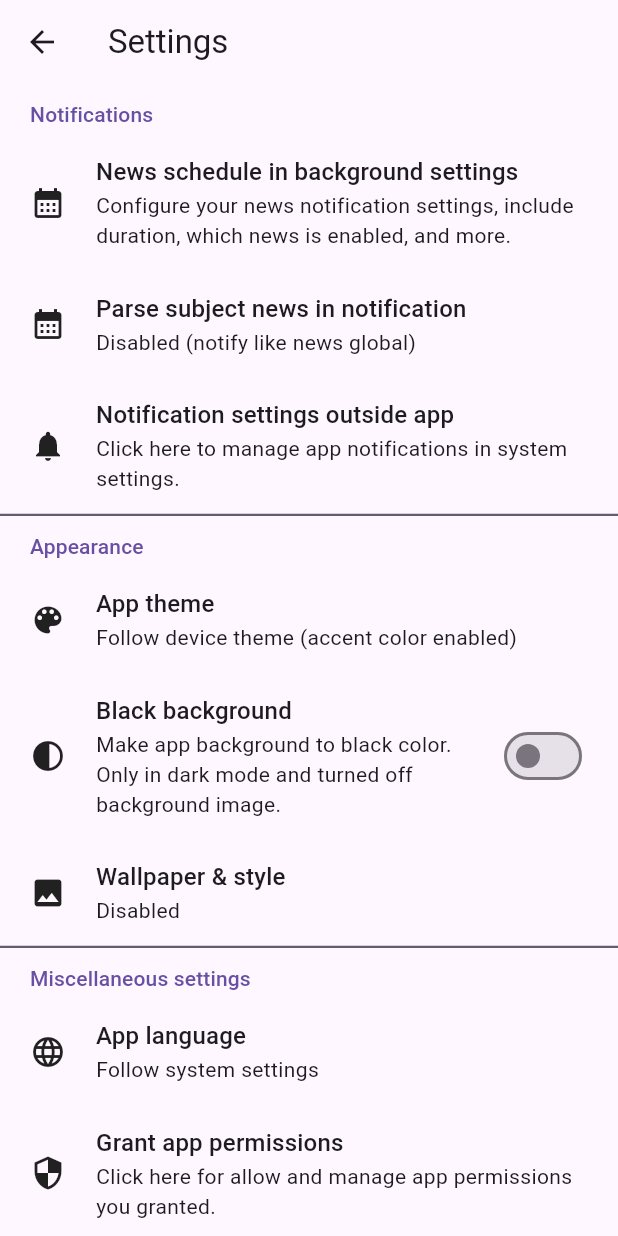
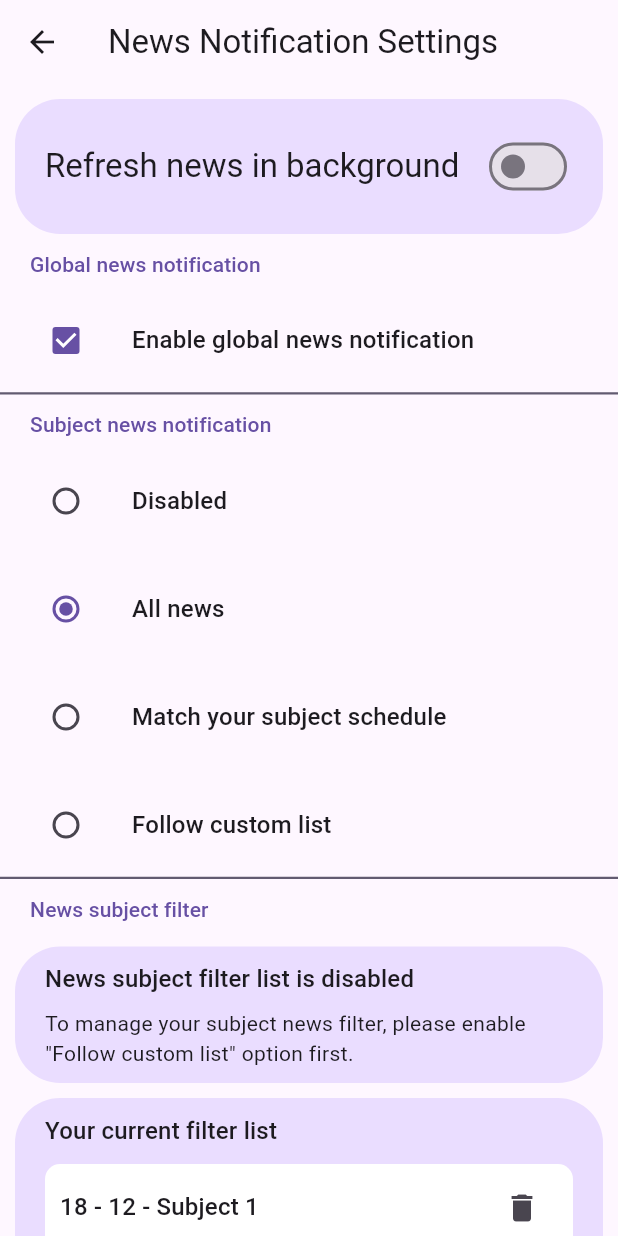
Before and after one commit to ZoeMeow1027/dutschedule-flutter, a Flutter app: the SettingsView screen opened directly, after a tap on "News schedule in background settings", on a phone screen of 412 x 824 dp. Run offline on Flutter 3.47's test engine with Material 3 defaults, Android fonts, the phone set to English and light mode, and no system bars; drawn by our look-alikes of dynamic_color; our stand-ins replace package_info_plus; missing offline and left inert: dutwrapper.

Commit message:
Minor updates
- Add news notification settings UI (not functional yet).

```diff
--- a/lib/ui/components/list_view_option_item.dart
+++ b/lib/ui/components/list_view_option_item.dart
@@ -10,10 +10,12 @@ class ListViewOptionItem extends StatelessWidget {
     this.leading,
     this.trailing,
     this.onClick,
+    this.contentPadding = const EdgeInsets.only(top: 12, bottom: 12, left: 20, right: 20),
   });
 
   final String title;
   final String? description;
+  final EdgeInsets contentPadding;
   final Widget? leading;
   final Widget? trailing;
   final Function()? onClick;
@@ -22,7 +24,7 @@ class ListViewOptionItem extends StatelessWidget {
   Widget build(BuildContext context) {
     return OptionItem(
       title: title,
-      paddingInside: const EdgeInsets.only(top: 12, bottom: 15, left: 20, right: 20),
+      paddingInside: contentPadding,
       description: description,
       leading: leading,
       trailing: trailing,
--- a/lib/ui/components/option_item.dart
+++ b/lib/ui/components/option_item.dart
@@ -8,15 +8,19 @@ class OptionItem extends StatelessWidget {
     this.description,
     this.leading,
     this.trailing,
+    this.color,
     this.onClick,
+    this.roundSize = 0,
   });
 
+  final Color? color;
   final EdgeInsets paddingInside;
   final String title;
   final String? description;
   final Widget? leading;
   final Widget? trailing;
   final Function()? onClick;
+  final double roundSize;
 
   @override
   Widget build(BuildContext context) {
@@ -26,6 +30,10 @@ class OptionItem extends StatelessWidget {
         onTap: () => onClick?.call(),
         child: Container(
           padding: paddingInside,
+          decoration: BoxDecoration(
+            color: color,
+            borderRadius: BorderRadius.circular(roundSize),
+          ),
           alignment: Alignment.centerLeft,
           child: Row(
             mainAxisAlignment: MainAxisAlignment.spaceAround,
--- a/lib/ui/components/switch_with_surface.dart
+++ b/lib/ui/components/switch_with_surface.dart
@@ -35,8 +35,8 @@ class SwitchWithSurface extends StatelessWidget {
           width: width,
           decoration: BoxDecoration(
             color: isEnabled
-                ? Theme.of(context).buttonTheme.colorScheme?.onPrimary
-                : Theme.of(context).buttonTheme.colorScheme?.onSecondary,
+                ? Theme.of(context).buttonTheme.colorScheme?.primaryContainer
+                : Theme.of(context).buttonTheme.colorScheme?.secondaryContainer,
             borderRadius: BorderRadius.circular(30.0),
           ),
           alignment: Alignment.center,
--- /dev/null
+++ b/lib/ui/view_settings/news_notifications_settings_view.dart
@@ -0,0 +1,235 @@
+import 'package:dutschedule/model/news_background_subject_type.dart';
+import 'package:flutter/material.dart';
+import 'package:provider/provider.dart';
+
+import '../../utils/app_localizations.dart';
+import '../../utils/string_utils.dart';
+import '../../viewmodel/settings_instance.dart';
+import '../components/list_view_option_item.dart';
+import '../components/listview_group_item.dart';
+import '../components/option_item.dart';
+import '../components/switch_with_surface.dart';
+
+class NewsNotificationsSettingsView extends StatelessWidget {
+  const NewsNotificationsSettingsView({super.key});
+
+  @override
+  Widget build(BuildContext context) {
+    final settingsInstance = Provider.of<SettingsInstance>(context);
+
+    return Scaffold(
+      appBar: AppBar(
+        backgroundColor: Colors.transparent,
+        surfaceTintColor: Colors.transparent,
+        elevation: 0,
+        title: Text(AppLocalizations.of(context).translate("settings_newsnotify_title")),
+      ),
+      body: SingleChildScrollView(
+        child: Column(
+          children: [
+            SwitchWithSurface(
+              padding: EdgeInsets.only(left: 10, right: 10, top: 10),
+              title: AppLocalizations.of(context).translate("settings_newsnotify_fetchnewsinbackground"),
+              value: settingsInstance.newsBackgroundDuration > 0,
+              isEnabled: true,
+              onClick: (changedValue) {
+                if (changedValue) {
+                  settingsInstance.newsBackgroundDuration = 60;
+                } else {
+                  settingsInstance.newsBackgroundDuration = 0;
+                }
+              },
+            ),
+            ListViewGroupItem(
+              padding: const EdgeInsets.only(top: 10),
+              title: AppLocalizations.of(context).translate("settings_newsnotify_newsglobal_title"),
+              dividerOnBottom: true,
+              children: [
+                ListViewOptionItem(
+                  title: AppLocalizations.of(context).translate("settings_newsnotify_newsglobal_enable"),
+                  leading: Checkbox(
+                    value: settingsInstance.newsBackgroundGlobalEnabled,
+                    onChanged: (value) {
+                      settingsInstance.newsBackgroundGlobalEnabled = !settingsInstance.newsBackgroundGlobalEnabled;
+                    },
+                  ),
+                  onClick: () {
+                    settingsInstance.newsBackgroundGlobalEnabled = !settingsInstance.newsBackgroundGlobalEnabled;
+                  },
+                ),
+              ],
+            ),
+            ListViewGroupItem(
+              padding: const EdgeInsets.only(top: 10),
+              title: AppLocalizations.of(context).translate("settings_newsnotify_newssubject_title"),
+              dividerOnBottom: true,
+              children: [
+                ListViewOptionItem(
+                  title: AppLocalizations.of(context).translate("settings_newsnotify_newssubject_disabled"),
+                  leading: Radio(
+                    value: NewsBackgroundSubjectType.none,
+                    groupValue: settingsInstance.newsBackgroundSubjectEnabled,
+                    onChanged: (value) {
+                      settingsInstance.newsBackgroundSubjectEnabled = NewsBackgroundSubjectType.none;
+                    },
+                  ),
+                  onClick: () {
+                    settingsInstance.newsBackgroundSubjectEnabled = NewsBackgroundSubjectType.none;
+                  },
+                ),
+                ListViewOptionItem(
+                  title: AppLocalizations.of(context).translate("settings_newsnotify_newssubject_all"),
+                  leading: Radio(
+                    value: NewsBackgroundSubjectType.allNews,
+                    groupValue: settingsInstance.newsBackgroundSubjectEnabled,
+                    onChanged: (value) {
+                      settingsInstance.newsBackgroundSubjectEnabled = NewsBackgroundSubjectType.allNews;
+                    },
+                  ),
+                  onClick: () {
+                    settingsInstance.newsBackgroundSubjectEnabled = NewsBackgroundSubjectType.allNews;
+                  },
+                ),
+                ListViewOptionItem(
+                  title: AppLocalizations.of(context).translate("settings_newsnotify_newssubject_matchsubsch"),
+                  leading: Radio(
+                    value: NewsBackgroundSubjectType.yourSchedule,
+                    groupValue: settingsInstance.newsBackgroundSubjectEnabled,
+                    onChanged: (value) {
+                      settingsInstance.newsBackgroundSubjectEnabled = NewsBackgroundSubjectType.yourSchedule;
+                    },
+                  ),
+                  onClick: () {
+                    settingsInstance.newsBackgroundSubjectEnabled = NewsBackgroundSubjectType.yourSchedule;
+                  },
+                ),
+                ListViewOptionItem(
+                  title: AppLocalizations.of(context).translate("settings_newsnotify_newssubject_matchfilter"),
+                  leading: Radio(
+                    value: NewsBackgroundSubjectType.yourFilterList,
+                    groupValue: settingsInstance.newsBackgroundSubjectEnabled,
+                    onChanged: (value) {
+                      settingsInstance.newsBackgroundSubjectEnabled = NewsBackgroundSubjectType.yourFilterList;
+                    },
+                  ),
+                  onClick: () {
+                    settingsInstance.newsBackgroundSubjectEnabled = NewsBackgroundSubjectType.yourFilterList;
+                  },
+                ),
+              ],
+            ),
+            ListViewGroupItem(
+              padding: const EdgeInsets.only(top: 10),
+              title: AppLocalizations.of(context).translate("settings_newsnotify_newsfilter_title"),
+              dividerOnBottom: false,
+              children: [
+                if (settingsInstance.newsBackgroundSubjectEnabled != NewsBackgroundSubjectType.yourFilterList)
+                  Padding(
+                    padding: const EdgeInsets.only(left: 10, right: 10, top: 10),
+                    child: Container(
+                      width: double.infinity,
+                      padding: EdgeInsets.symmetric(horizontal: 20, vertical: 10),
+                      decoration: BoxDecoration(
+                        color: Theme.of(context).buttonTheme.colorScheme?.primaryContainer,
+                        borderRadius: BorderRadius.circular(30.0),
+                      ),
+                      child: Column(
+                        crossAxisAlignment: CrossAxisAlignment.start,
+                        children: [
+                          Padding(
+                            padding: EdgeInsets.only(bottom: 7),
+                            child: Text(
+                              AppLocalizations.of(context)
+                                  .translate("settings_newsnotify_newsfilter_disabledwarning_title"),
+                              style: Theme.of(context).textTheme.titleMedium,
+                            ),
+                          ),
+                          Text(
+                            AppLocalizations.of(context)
+                                .translate("settings_newsnotify_newsfilter_disabledwarning_description"),
+                          ),
+                        ],
+                      ),
+                    ),
+                  ),
+                Padding(
+                  padding: const EdgeInsets.only(left: 10, right: 10, top: 10),
+                  child: Container(
+                    width: double.infinity,
+                    padding: EdgeInsets.symmetric(horizontal: 20, vertical: 10),
+                    decoration: BoxDecoration(
+                      color: Theme.of(context).buttonTheme.colorScheme?.primaryContainer,
+                      borderRadius: BorderRadius.circular(30.0),
+                    ),
+                    child: Column(
+                      crossAxisAlignment: CrossAxisAlignment.start,
+                      children: [
+                        Padding(
+                          padding: EdgeInsets.only(bottom: 7),
+                          child: Text(
+                            AppLocalizations.of(context).translate("settings_newsnotify_newsfilter_list_title"),
+                            style: Theme.of(context).textTheme.titleMedium,
+                          ),
+                        ),
+                        if (settingsInstance.newsBackgroundFilterList.isEmpty)
+                          Text(
+                            AppLocalizations.of(context).translate("settings_newsnotify_newsfilter_list_nofilters"),
+                          ),
+                        Column(
+                          children: settingsInstance.newsBackgroundFilterList.map((filter) {
+                            return Padding(
+                              padding: EdgeInsets.symmetric(vertical: 3),
+                              child: OptionItem(
+                                roundSize: 10,
+                                color: Theme.of(context).colorScheme.onPrimary,
+                                paddingInside: EdgeInsets.symmetric(vertical: 5, horizontal: 10),
+                                title: StringUtils.formatString(
+                                  "{0} - {1} - {2}",
+                                  [filter.studentYearId, filter.classId, filter.subjectName],
+                                ),
+                                trailing: IconButton(
+                                  onPressed: () {
+                                    // TODO: Show a message before deleting a item
+                                    settingsInstance.removeNewsBackgroundFilter(filter);
+                                  },
+                                  icon: Icon(Icons.delete),
+                                ),
+                              ),
+                            );
+                          }).toList(),
+                        ),
+                        Padding(
+                          padding: EdgeInsets.symmetric(vertical: 3),
+                          child: OptionItem(
+                            roundSize: 10,
+                            paddingInside: EdgeInsets.only(left: 10, right: 10, top: 10),
+                            title: AppLocalizations.of(context).translate("settings_newsnotify_newsfilter_add"),
+                            leading: Icon(Icons.add),
+                          ),
+                        ),
+                        Padding(
+                          padding: EdgeInsets.symmetric(vertical: 3),
+                          child: OptionItem(
+                            roundSize: 10,
+                            paddingInside: EdgeInsets.only(left: 10, right: 10, top: 10),
+                            title: AppLocalizations.of(context).translate("settings_newsnotify_newsfilter_deleteall"),
+                            leading: Icon(Icons.delete),
+                            onClick: () {
+                              // TODO: Show a message before deleting all items
+                              settingsInstance.removeAllNewsBackgroundFilters();
+                            },
+                          ),
+                        ),
+                      ],
+                    ),
+                  ),
+                ),
+              ],
+            ),
+            Padding(padding: EdgeInsets.only(bottom: 10)),
+          ],
+        ),
+      ),
+    );
+  }
+}
--- a/lib/ui/view_settings/settings_view.dart
+++ b/lib/ui/view_settings/settings_view.dart
@@ -14,6 +14,7 @@ import '../components/widget_settings/theme_mode_dialog.dart';
 import 'about_view.dart';
 import 'experiment_settings_view.dart';
 import 'languages_view.dart';
+import 'news_notifications_settings_view.dart';
 import 'parse_news_subject_notifications_view.dart';
 import 'wallpaper_and_style_view.dart';
 
@@ -43,6 +44,12 @@ class SettingsView extends StatelessWidget {
                   title: AppLocalizations.of(context).translate("settings_option_newsschedule"),
                   description: AppLocalizations.of(context).translate("settings_option_newsschedule_description"),
                   leading: Icon(Icons.calendar_month),
+                  onClick: () async => await Navigator.push(
+                    context,
+                    MaterialPageRoute(
+                      builder: (context) => NewsNotificationsSettingsView(),
+                    ),
+                  ),
                 ),
                 ListViewOptionItem(
                   title: AppLocalizations.of(context).translate("settings_parsenewssubject_title"),
--- a/lib/viewmodel/settings_instance.dart
+++ b/lib/viewmodel/settings_instance.dart
@@ -12,15 +12,18 @@ class SettingsInstance extends ChangeNotifier with BaseViewModel {
   @override
   Future<void> initializing() async {}
 
-  /// News background duration (in minutes).
+  /// News background timeout duration (in minutes, must be larger than 5).
+  /// Set to 0 to disable this function.
   int get newsBackgroundDuration => _newsBackgroundDuration;
   set newsBackgroundDuration(int value) {
     if (value < 0) {
       return;
     }
 
-    if (value < 5) {
-      value = 5;
+    if (value != 0) {
+      if (value < 5) {
+        value = 5;
+      }
     }
 
     _newsBackgroundDuration = value;
@@ -51,7 +54,25 @@ class SettingsInstance extends ChangeNotifier with BaseViewModel {
   NewsBackgroundSubjectType _newsBackgroundSubjectEnabled = NewsBackgroundSubjectType.allNews;
 
   ///
-  List<BackgroundSubjectCode> newsBackgroundFilterList = [];
+  List<BackgroundSubjectCode> newsBackgroundFilterList = [
+    BackgroundSubjectCode(studentYearId: "18", classId: "12", subjectName: "Subject 1"),
+    BackgroundSubjectCode(studentYearId: "19", classId: "12", subjectName: "Subject 2"),
+    BackgroundSubjectCode(studentYearId: "20", classId: "12", subjectName: "Subject 3"),
+    BackgroundSubjectCode(studentYearId: "21", classId: "12", subjectName: "Subject 4"),
+    BackgroundSubjectCode(studentYearId: "17", classId: "12", subjectName: "Subject 5"),
+  ];
+  void addNewsBackgroundFilter(BackgroundSubjectCode filter) {
+    newsBackgroundFilterList.add(filter);
+    notifyListeners();
+  }
+  void removeNewsBackgroundFilter(BackgroundSubjectCode filter) {
+    newsBackgroundFilterList.remove(filter);
+    notifyListeners();
+  }
+  void removeAllNewsBackgroundFilters() {
+    newsBackgroundFilterList.clear();
+    notifyListeners();
+  }
 
   ///
   bool get newsBackgroundParseNewsSubject => _newsBackgroundParseNewsSubject;
```
Also changed, not shown: 1 other file.
